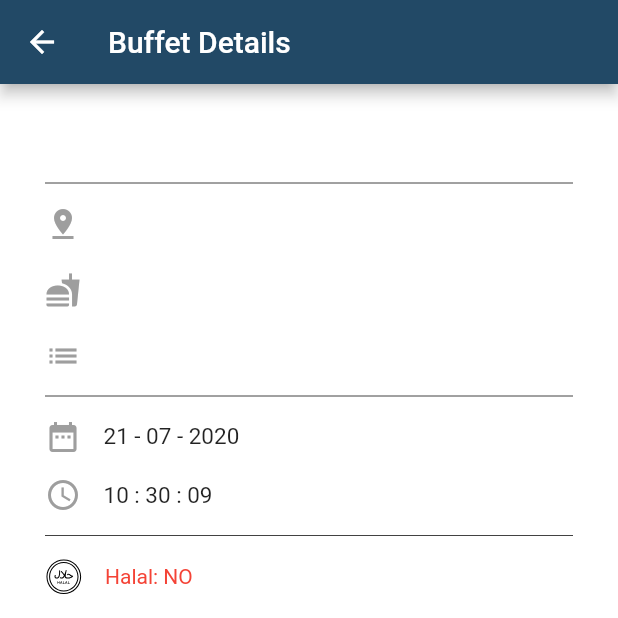
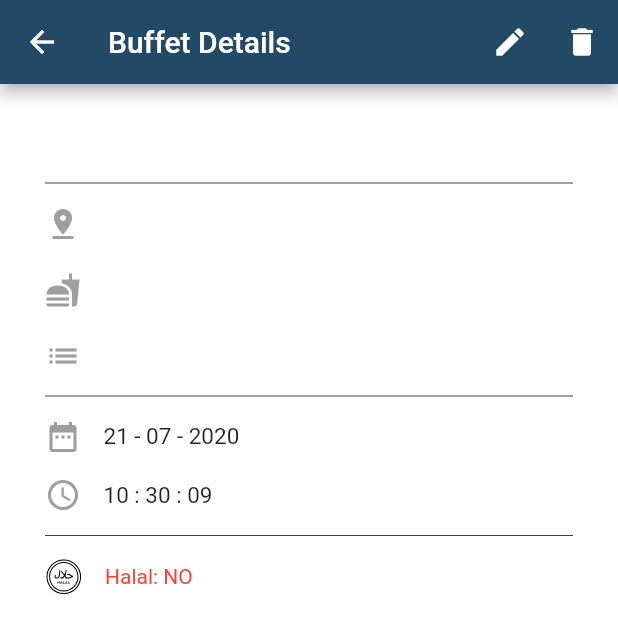
Before and after one commit to neohaojun/makanforfree, a Flutter app: the DetailsPage screen opened directly with empty values, on a phone screen of 412 x 824 dp, the top half of it. Run offline on Flutter 3.47's test engine with Material 2 defaults, Android fonts, the phone set to English and light mode, and no system bars; our stand-ins replace cloud_firestore, firebase_auth, flutter_datetime_picker, flutter_svg, google_fonts, google_sign_in; accounts and stored records are empty.

Commit message:
Added 'Edit' and 'Delete' functions for Buffet Details Page

```diff
--- a/lib/screens/home/details.dart
+++ b/lib/screens/home/details.dart
@@ -2,7 +2,7 @@ import 'package:flutter/material.dart';
 import 'package:cloud_firestore/cloud_firestore.dart';
 import 'package:flutter_svg/flutter_svg.dart';
 import 'package:intl/intl.dart';
-// import 'home.dart';
+import 'home.dart';
 
 class DetailsPage extends StatefulWidget {
   final DocumentSnapshot buffet;
@@ -38,11 +38,26 @@ class _DetailsPageState extends State<DetailsPage> {
             Container(
                 child: Text(
               'Buffet Details',
-              // widget.buffet.data["title"],
               style: TextStyle(color: Colors.white),
             ))
           ],
         ),
+        actions: <Widget>[
+          RawMaterialButton(
+            constraints: BoxConstraints(),
+            child: Icon(
+              Icons.edit,
+              color: Colors.white,
+            ),
+            // onTap: () => navigateToDetail(snapshot.data[index]),
+            onPressed: () async {},
+          ),
+          RawMaterialButton(
+            constraints: BoxConstraints(),
+            child: Icon(Icons.delete, color: Colors.white),
+            onPressed: () async {},
+          ),
+        ],
         backgroundColor: Color(0xff224966),
       ),
       body: Container(
--- a/lib/screens/home/form.dart
+++ b/lib/screens/home/form.dart
@@ -3,7 +3,6 @@ import 'package:flutter/material.dart';
 import 'package:flutter_datetime_picker/flutter_datetime_picker.dart';
 import 'package:flutter_svg/flutter_svg.dart';
 import 'package:google_fonts/google_fonts.dart';
-
 import 'home.dart';
 
 class BuffetForm extends StatefulWidget {
@@ -310,7 +309,6 @@ class _BuffetFormState extends State<BuffetForm> {
                                 "location": _locationController.text,
                                 "amount": _currentItemSelected,
                                 "choices": _choicesController.text,
-                                // .replaceAll('\n', r'\n'),
                                 "halal": _halal,
                                 "vegetarian": _vegetarian,
                                 "expiry": _expiryDate,
--- a/lib/screens/wrapper.dart
+++ b/lib/screens/wrapper.dart
@@ -7,7 +7,6 @@ import 'package:makanforfree/models/user.dart';
 class Wrapper extends StatelessWidget {
   @override
   Widget build(BuildContext context) {
-
     final user = Provider.of<User>(context);
     print(user);
 
```
Also changed, not shown: lib/screens/home/edit.dart (+18 -0 lines), pubspec.yaml (+5 -9 lines), pubspec.lock.
